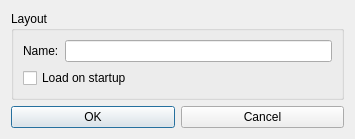
This is libmonocleclient/managelayoutwindow.ui in lineCode/Client-2 as Qt 5 draws it before an edit. The edited form follows.
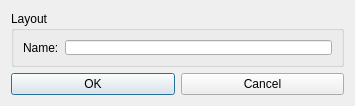
This is the edited form.

The edit to the form file:
```diff
--- a/libmonocleclient/managelayoutwindow.ui
+++ b/libmonocleclient/managelayoutwindow.ui
@@ -7,9 +7,21 @@
     <x>0</x>
     <y>0</y>
     <width>355</width>
-    <height>129</height>
+    <height>106</height>
    </rect>
   </property>
+  <property name="minimumSize">
+   <size>
+    <width>355</width>
+    <height>106</height>
+   </size>
+  </property>
+  <property name="maximumSize">
+   <size>
+    <width>355</width>
+    <height>106</height>
+   </size>
+  </property>
   <property name="windowTitle">
    <string>About</string>
   </property>
@@ -34,13 +46,6 @@
           <item row="0" column="1">
            <widget class="QLineEdit" name="editname"/>
           </item>
-          <item row="1" column="0" rowspan="2" colspan="2">
-           <widget class="QCheckBox" name="checkloadonstartup">
-            <property name="text">
-             <string>Load on startup</string>
-            </property>
-           </widget>
-          </item>
          </layout>
         </item>
        </layout>
```
